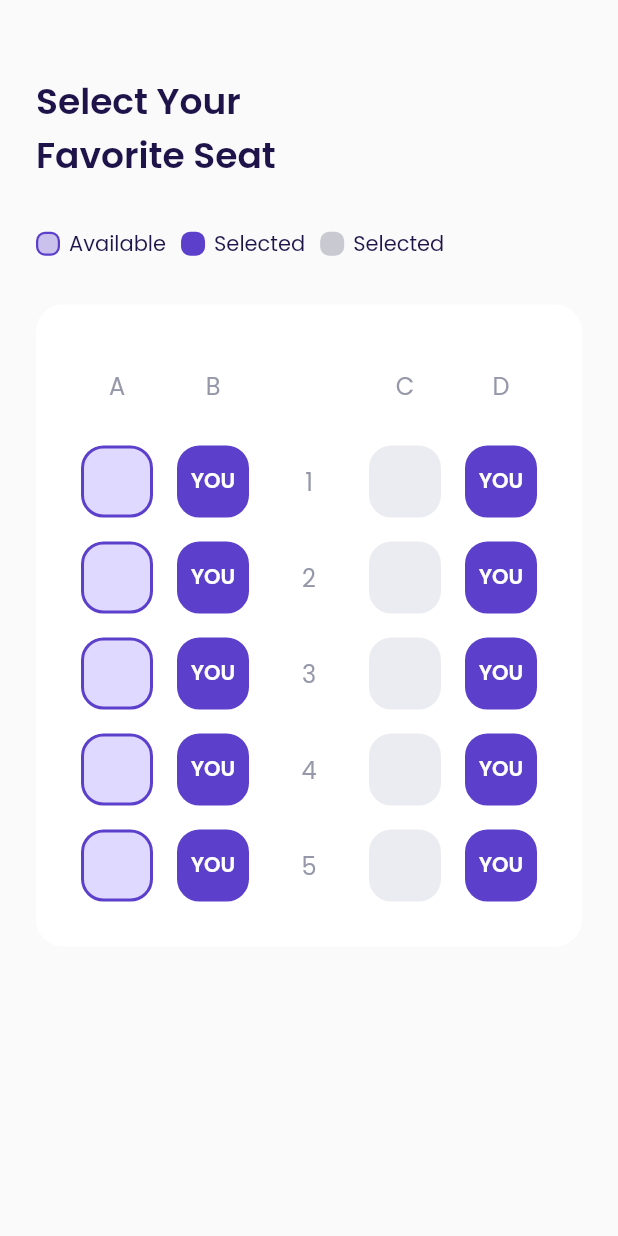
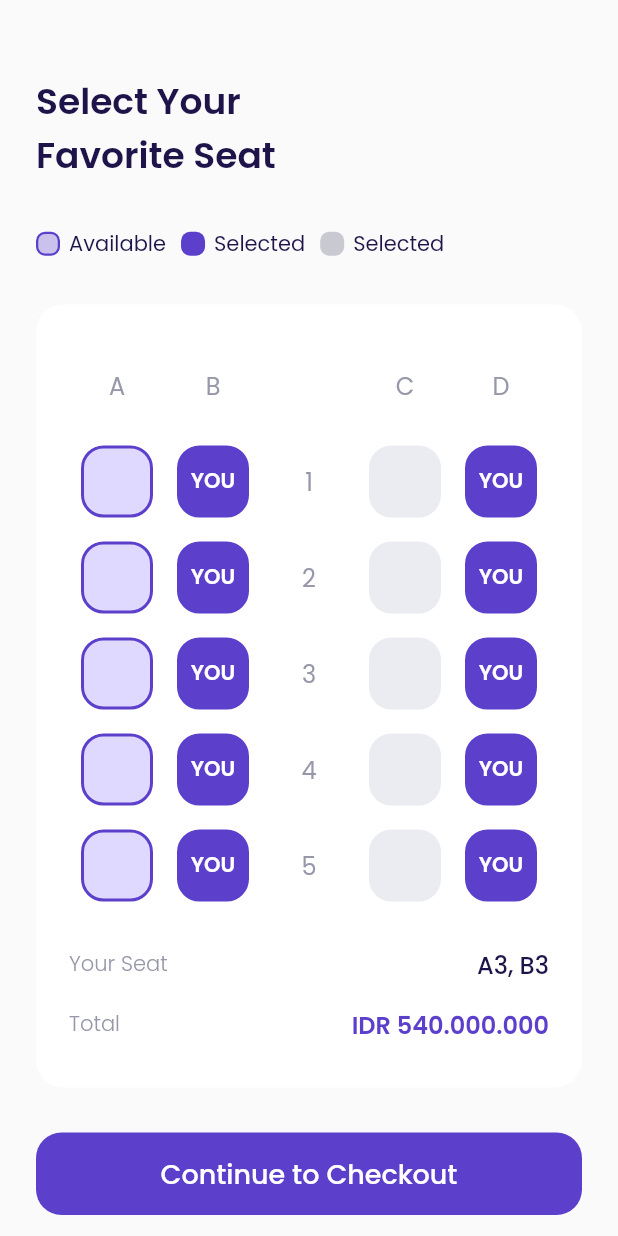
Before and after one commit to iqbalnurhaq/plane-flutter, a Flutter app: the ChooseSeatPage screen opened directly, on a phone screen of 412 x 824 dp. Run offline on Flutter 3.47's test engine with Material 2 defaults, Android fonts, the phone set to English and light mode, and no system bars; our stand-ins replace flutter_svg, google_fonts; missing offline and left inert: dart:ffi.

Commit message:
Complete Choose Seat Page

```diff
--- a/lib/ui/pages/choose_seat_page.dart
+++ b/lib/ui/pages/choose_seat_page.dart
@@ -1,4 +1,5 @@
 import 'package:airplane/shared/theme.dart';
+import 'package:airplane/ui/widgets/custom_button.dart';
 import 'package:airplane/ui/widgets/seat_item.dart';
 import 'package:flutter/material.dart';
 
@@ -270,8 +271,64 @@ class ChooseSeatPage extends StatelessWidget {
                   SeatItem(status: 1),
                 ],
               ),
-            )
+            ),
+
+            //Your Seat
+            Container(
+              margin: EdgeInsets.only(top: 30),
+              child: Row(
+                mainAxisAlignment: MainAxisAlignment.spaceBetween,
+                children: [
+                  Text(
+                    'Your Seat',
+                    style: grayTextStyle.copyWith(
+                      fontWeight: light,
+                    ),
+                  ),
+                  Text(
+                    'A3, B3',
+                    style: blackTextStyle.copyWith(
+                      fontSize: 16,
+                      fontWeight: medium,
+                    ),
+                  ),
+                ],
+              ),
+            ),
+            //Total
+            Container(
+              margin: EdgeInsets.only(top: 16),
+              child: Row(
+                mainAxisAlignment: MainAxisAlignment.spaceBetween,
+                children: [
+                  Text(
+                    'Total',
+                    style: grayTextStyle.copyWith(
+                      fontWeight: light,
+                    ),
+                  ),
+                  Text(
+                    'IDR 540.000.000',
+                    style: purpleTextStyle.copyWith(
+                      fontSize: 16,
+                      fontWeight: semiBold,
+                    ),
+                  ),
+                ],
+              ),
+            ),
           ],
+        ),
+      );
+    }
+
+    Widget checkoutButton() {
+      return CustomButton(
+        title: 'Continue to Checkout',
+        onPressed: () {},
+        margin: EdgeInsets.only(
+          top: 30,
+          bottom: 46,
         ),
       );
     }
@@ -286,6 +343,7 @@ class ChooseSeatPage extends StatelessWidget {
           title(),
           seatStatus(),
           selectSeat(),
+          checkoutButton(),
         ],
       ),
     );
```
